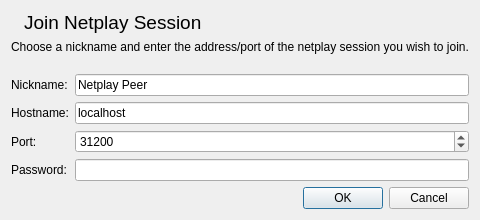
Old version of the form src/duckstation-qt/joinnetplaysessiondialog.ui in the repository stenzek/duckstation.
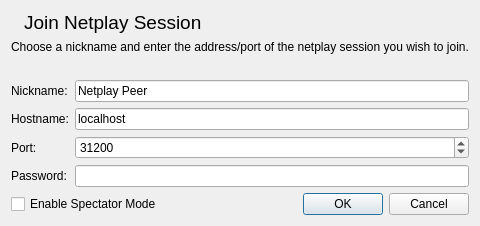
New version of the form. Icons and pictures are not drawn.

Commit message: Netplay / Qt: Added spectator option to join netplay session dialog.

```diff
--- a/src/duckstation-qt/joinnetplaysessiondialog.ui
+++ b/src/duckstation-qt/joinnetplaysessiondialog.ui
@@ -10,7 +10,7 @@
     <x>0</x>
     <y>0</y>
     <width>480</width>
-    <height>220</height>
+    <height>226</height>
    </rect>
   </property>
   <property name="windowTitle">
@@ -146,11 +146,28 @@
     </layout>
    </item>
    <item>
+    <layout class="QHBoxLayout" name="horizontalLayout_2">
+     <item>
+      <widget class="QCheckBox" name="spectating">
+       <property name="layoutDirection">
+        <enum>Qt::LeftToRight</enum>
+       </property>
+       <property name="text">
+        <string>Enable Spectator Mode</string>
+       </property>
+       <property name="checkable">
+        <bool>true</bool>
+       </property>
+      </widget>
+     </item>
+     <item>
     <widget class="QDialogButtonBox" name="buttonBox">
      <property name="standardButtons">
       <set>QDialogButtonBox::Cancel|QDialogButtonBox::Ok</set>
      </property>
     </widget>
+     </item>
+    </layout>
    </item>
   </layout>
  </widget>
```
Lines whose indentation alone changed are shown as unchanged. The commit also changes 2 other files.
